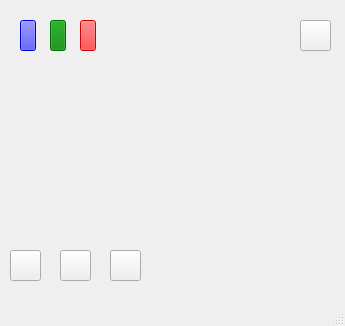
Qt form Neuroset/mainwindow.ui (kyleaitken/Neuroset) before a commit.
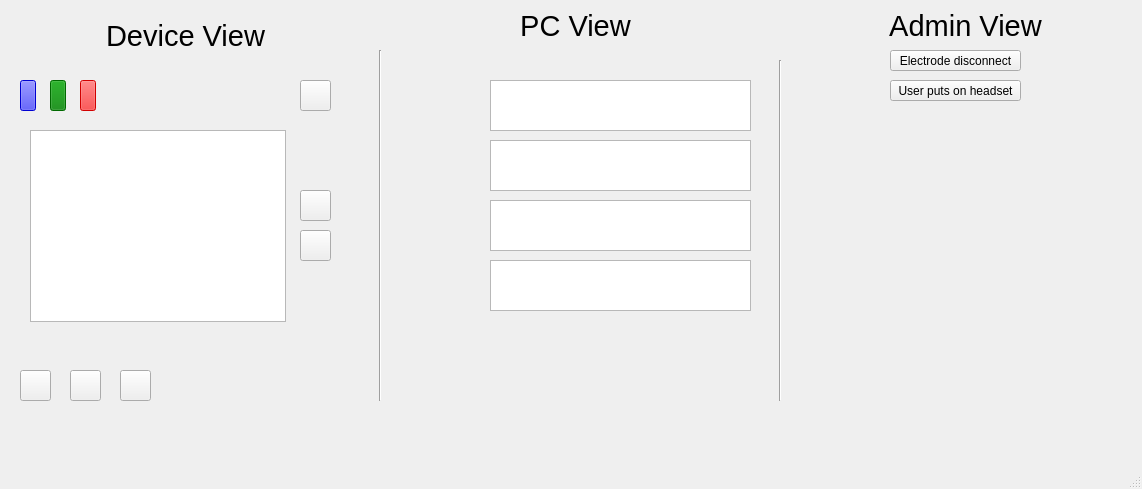
The same form after that commit. Icons and pictures are not drawn.

The edit to the form file:
```diff
--- a/Neuroset/mainwindow.ui
+++ b/Neuroset/mainwindow.ui
@@ -6,8 +6,8 @@
    <rect>
     <x>0</x>
     <y>0</y>
-    <width>345</width>
-    <height>326</height>
+    <width>1142</width>
+    <height>489</height>
    </rect>
   </property>
   <property name="windowTitle">
@@ -21,7 +21,7 @@
     <property name="geometry">
      <rect>
       <x>20</x>
-      <y>20</y>
+      <y>80</y>
       <width>16</width>
       <height>31</height>
      </rect>
@@ -42,7 +42,7 @@
     <property name="geometry">
      <rect>
       <x>50</x>
-      <y>20</y>
+      <y>80</y>
       <width>16</width>
       <height>31</height>
      </rect>
@@ -63,7 +63,7 @@
     <property name="geometry">
      <rect>
       <x>80</x>
-      <y>20</y>
+      <y>80</y>
       <width>16</width>
       <height>31</height>
      </rect>
@@ -81,7 +81,7 @@
     <property name="geometry">
      <rect>
       <x>300</x>
-      <y>20</y>
+      <y>80</y>
       <width>31</width>
       <height>31</height>
      </rect>
@@ -97,8 +97,8 @@
    <widget class="QPushButton" name="pauseButton">
     <property name="geometry">
      <rect>
-      <x>10</x>
-      <y>250</y>
+      <x>20</x>
+      <y>370</y>
       <width>31</width>
       <height>31</height>
      </rect>
@@ -114,8 +114,8 @@
    <widget class="QPushButton" name="playButton">
     <property name="geometry">
      <rect>
-      <x>60</x>
-      <y>250</y>
+      <x>70</x>
+      <y>370</y>
       <width>31</width>
       <height>31</height>
      </rect>
@@ -131,8 +131,8 @@
    <widget class="QPushButton" name="stopButton">
     <property name="geometry">
      <rect>
-      <x>110</x>
-      <y>250</y>
+      <x>120</x>
+      <y>370</y>
       <width>31</width>
       <height>31</height>
      </rect>
@@ -148,8 +148,8 @@
    <widget class="QLabel" name="battery">
     <property name="geometry">
      <rect>
-      <x>310</x>
-      <y>240</y>
+      <x>320</x>
+      <y>370</y>
       <width>21</width>
       <height>41</height>
      </rect>
@@ -167,6 +167,205 @@
      <set>Qt::AlignCenter</set>
     </property>
    </widget>
+   <widget class="Line" name="line">
+    <property name="geometry">
+     <rect>
+      <x>370</x>
+      <y>50</y>
+      <width>20</width>
+      <height>351</height>
+     </rect>
+    </property>
+    <property name="orientation">
+     <enum>Qt::Vertical</enum>
+    </property>
+   </widget>
+   <widget class="QLabel" name="label">
+    <property name="geometry">
+     <rect>
+      <x>0</x>
+      <y>20</y>
+      <width>371</width>
+      <height>31</height>
+     </rect>
+    </property>
+    <property name="font">
+     <font>
+      <pointsize>22</pointsize>
+     </font>
+    </property>
+    <property name="text">
+     <string>Device View</string>
+    </property>
+    <property name="alignment">
+     <set>Qt::AlignCenter</set>
+    </property>
+   </widget>
+   <widget class="QLabel" name="label_2">
+    <property name="geometry">
+     <rect>
+      <x>390</x>
+      <y>10</y>
+      <width>371</width>
+      <height>31</height>
+     </rect>
+    </property>
+    <property name="font">
+     <font>
+      <pointsize>22</pointsize>
+     </font>
+    </property>
+    <property name="text">
+     <string>PC View</string>
+    </property>
+    <property name="alignment">
+     <set>Qt::AlignCenter</set>
+    </property>
+   </widget>
+   <widget class="Line" name="line_2">
+    <property name="geometry">
+     <rect>
+      <x>770</x>
+      <y>60</y>
+      <width>20</width>
+      <height>341</height>
+     </rect>
+    </property>
+    <property name="orientation">
+     <enum>Qt::Vertical</enum>
+    </property>
+   </widget>
+   <widget class="QLabel" name="label_3">
+    <property name="geometry">
+     <rect>
+      <x>780</x>
+      <y>10</y>
+      <width>371</width>
+      <height>31</height>
+     </rect>
+    </property>
+    <property name="font">
+     <font>
+      <pointsize>22</pointsize>
+     </font>
+    </property>
+    <property name="text">
+     <string>Admin View</string>
+    </property>
+    <property name="alignment">
+     <set>Qt::AlignCenter</set>
+    </property>
+   </widget>
+   <widget class="QPushButton" name="electrodeDisconnect">
+    <property name="geometry">
+     <rect>
+      <x>890</x>
+      <y>50</y>
+      <width>131</width>
+      <height>21</height>
+     </rect>
+    </property>
+    <property name="text">
+     <string>Electrode disconnect</string>
+    </property>
+   </widget>
+   <widget class="QListView" name="listView">
+    <property name="geometry">
+     <rect>
+      <x>30</x>
+      <y>130</y>
+      <width>256</width>
+      <height>192</height>
+     </rect>
+    </property>
+   </widget>
+   <widget class="QPushButton" name="electrodeDisconnect_2">
+    <property name="geometry">
+     <rect>
+      <x>890</x>
+      <y>80</y>
+      <width>131</width>
+      <height>21</height>
+     </rect>
+    </property>
+    <property name="text">
+     <string>User puts on headset</string>
+    </property>
+   </widget>
+   <widget class="QPushButton" name="upButton">
+    <property name="geometry">
+     <rect>
+      <x>300</x>
+      <y>190</y>
+      <width>31</width>
+      <height>31</height>
+     </rect>
+    </property>
+    <property name="text">
+     <string/>
+    </property>
+    <property name="icon">
+     <iconset>
+      <normaloff>images/up.png</normaloff>images/up.png</iconset>
+    </property>
+   </widget>
+   <widget class="QPushButton" name="downButton">
+    <property name="geometry">
+     <rect>
+      <x>300</x>
+      <y>230</y>
+      <width>31</width>
+      <height>31</height>
+     </rect>
+    </property>
+    <property name="text">
+     <string/>
+    </property>
+    <property name="icon">
+     <iconset>
+      <normaloff>images/down.png</normaloff>images/down.png</iconset>
+    </property>
+   </widget>
+   <widget class="QGraphicsView" name="graphicsView">
+    <property name="geometry">
+     <rect>
+      <x>490</x>
+      <y>80</y>
+      <width>261</width>
+      <height>51</height>
+     </rect>
+    </property>
+   </widget>
+   <widget class="QGraphicsView" name="graphicsView_2">
+    <property name="geometry">
+     <rect>
+      <x>490</x>
+      <y>140</y>
+      <width>261</width>
+      <height>51</height>
+     </rect>
+    </property>
+   </widget>
+   <widget class="QGraphicsView" name="graphicsView_3">
+    <property name="geometry">
+     <rect>
+      <x>490</x>
+      <y>200</y>
+      <width>261</width>
+      <height>51</height>
+     </rect>
+    </property>
+   </widget>
+   <widget class="QGraphicsView" name="graphicsView_4">
+    <property name="geometry">
+     <rect>
+      <x>490</x>
+      <y>260</y>
+      <width>261</width>
+      <height>51</height>
+     </rect>
+    </property>
+   </widget>
   </widget>
   <widget class="QMenuBar" name="menubar">
    <property name="geometry">
```
Left out of the diff: 2 changed lines with no effect on the pictures.
